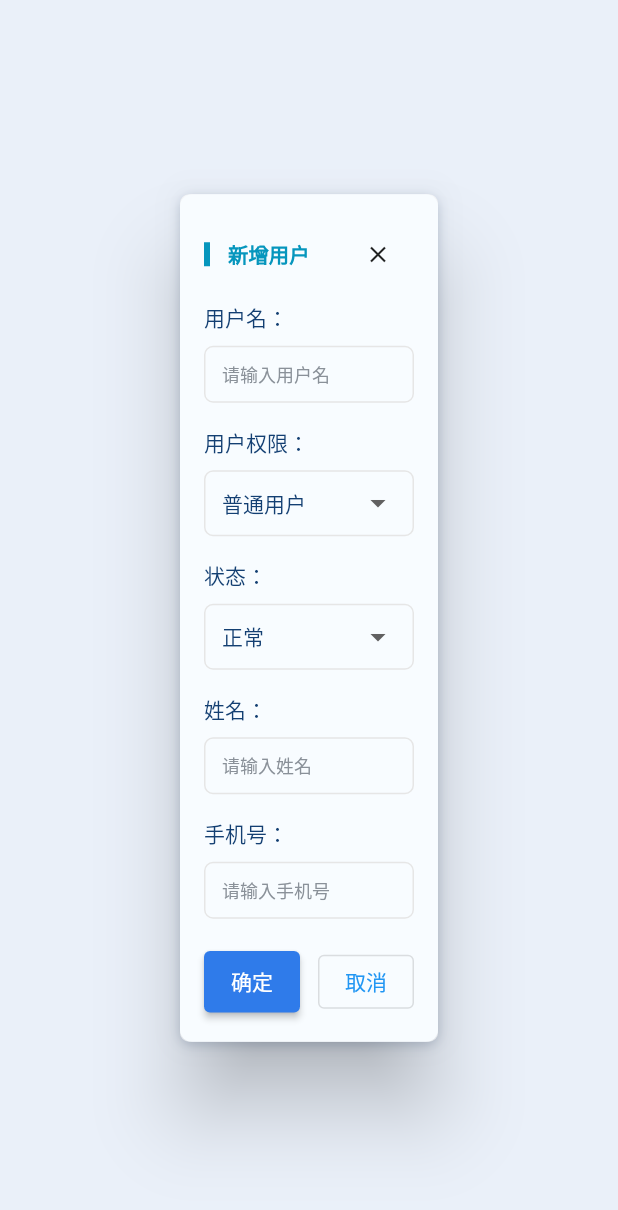
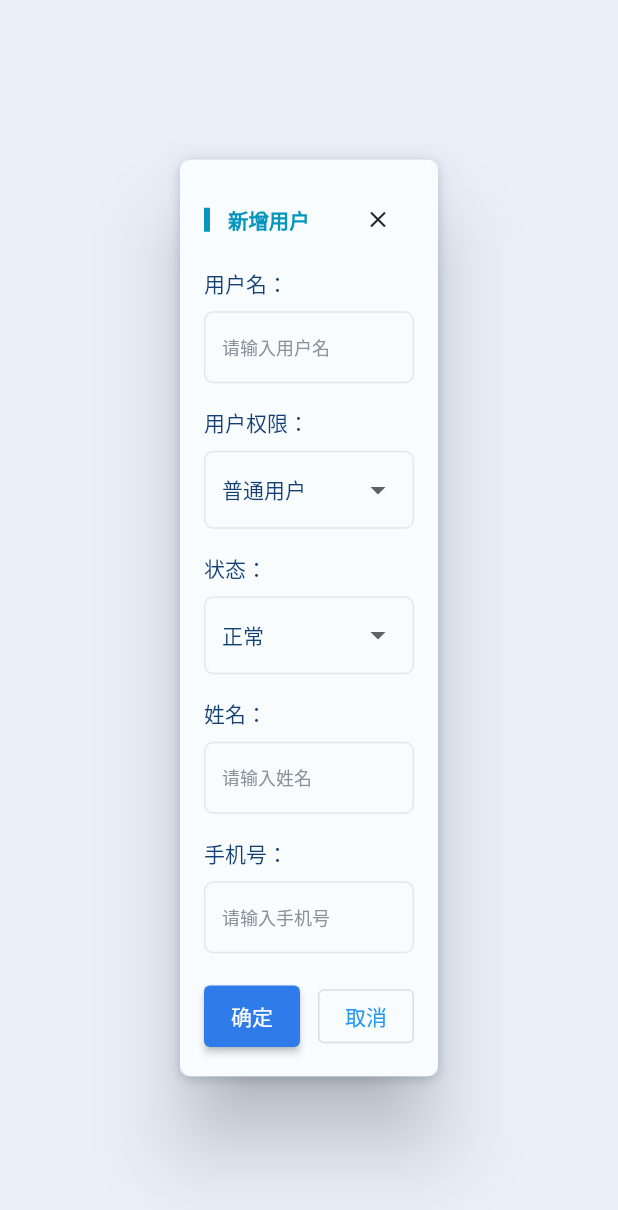
Before and after one commit to chenqixin/wind_power_system, a Flutter app: the AddUserDialog widget shown alone on an empty page, opened directly, on a phone screen of 412 x 824 dp. Shown: the top 1210 px of the screen. Run offline on Flutter 3.47's test engine with Material 3 defaults, Android fonts, the phone set to English and light mode, and no system bars; our stand-ins replace dio, fluttertoast, sprintf; missing offline and left inert: dart:ffi, dash_painter, encrypt, pointycastle, window_manager; Roboto replaces fonts that are missing (PingFang SC); project files that could hold a hidden picture were left out.

Commit message:
"注册用户"

```diff
--- a/lib/page/add_user_dialog.dart
+++ b/lib/page/add_user_dialog.dart
@@ -124,8 +124,7 @@ class _AddUserDialogState extends State<AddUserDialog> {
                   controller: _realNameController,
                   hintText: '请输入姓名',
                   hintStyle: hintStyle,
-                textStyle: contentStyle
-              ),
+                  textStyle: contentStyle),
             ),
             _formGroup(
               context,
@@ -136,8 +135,7 @@ class _AddUserDialogState extends State<AddUserDialog> {
                   hintText: '请输入手机号',
                   hintStyle: hintStyle,
                   keyboardType: TextInputType.phone,
-                textStyle: contentStyle
-              ),
+                  textStyle: contentStyle),
             ),
             const SizedBox(height: 10),
             Row(
@@ -204,7 +202,7 @@ class _AddUserDialogState extends State<AddUserDialog> {
         hintStyle: hintStyle,
         isDense: true,
         contentPadding:
-            const EdgeInsets.symmetric(horizontal: 12, vertical: 10),
+            const EdgeInsets.symmetric(horizontal: 12, vertical: 15),
         border: OutlineInputBorder(borderRadius: BorderRadius.circular(6)),
         enabledBorder: OutlineInputBorder(
           borderRadius: BorderRadius.circular(6),
@@ -223,17 +221,42 @@ class _AddUserDialogState extends State<AddUserDialog> {
     required List<String> items,
     required ValueChanged<String?> onChanged,
   }) {
-    return DropdownButtonFormField<String>(
+    return Theme(
+      data: Theme.of(context).copyWith(
+        highlightColor: AppColors.blueE9,
+        focusColor: AppColors.blueE9,
+        hoverColor: AppColors.blueE9.withOpacity(0.8),
+        splashColor: AppColors.blueE9,
+      ),
+      child: DropdownButtonFormField<String>(
         value: value,
+        isExpanded: true,
+        dropdownColor: AppColors.white,
+        style: const TextStyle(
+            fontSize: 14, color: AppColors.blue133),
         items: items
-          .map((e) => DropdownMenuItem<String>(
-              value: e, child: Text(e).simpleStyle(14, AppColors.blue133)))
+            .map(
+              (e) => DropdownMenuItem<String>(
+                value: e,
+                child: Padding(
+                  padding:
+                      const EdgeInsets.symmetric(horizontal: 0),
+                  child: Text(
+                    e,
+                    style: const TextStyle(
+                      fontSize: 14,
+                      color: AppColors.blue133,
+                    ),
+                  ),
+                ),
+              ),
+            )
             .toList(),
         onChanged: onChanged,
         decoration: InputDecoration(
-        isDense: true,
+          isDense: false,
           contentPadding:
-            const EdgeInsets.symmetric(horizontal: 12, vertical: 10),
+              const EdgeInsets.symmetric(horizontal: 12, vertical: 14),
           border: OutlineInputBorder(borderRadius: BorderRadius.circular(6)),
           enabledBorder: OutlineInputBorder(
             borderRadius: BorderRadius.circular(6),
@@ -244,6 +267,7 @@ class _AddUserDialogState extends State<AddUserDialog> {
             borderSide: const BorderSide(color: Color(0xFF0696BD)),
           ),
         ),
+      ),
     );
   }
 }
```
Lines whose indentation alone changed are shown as unchanged.
